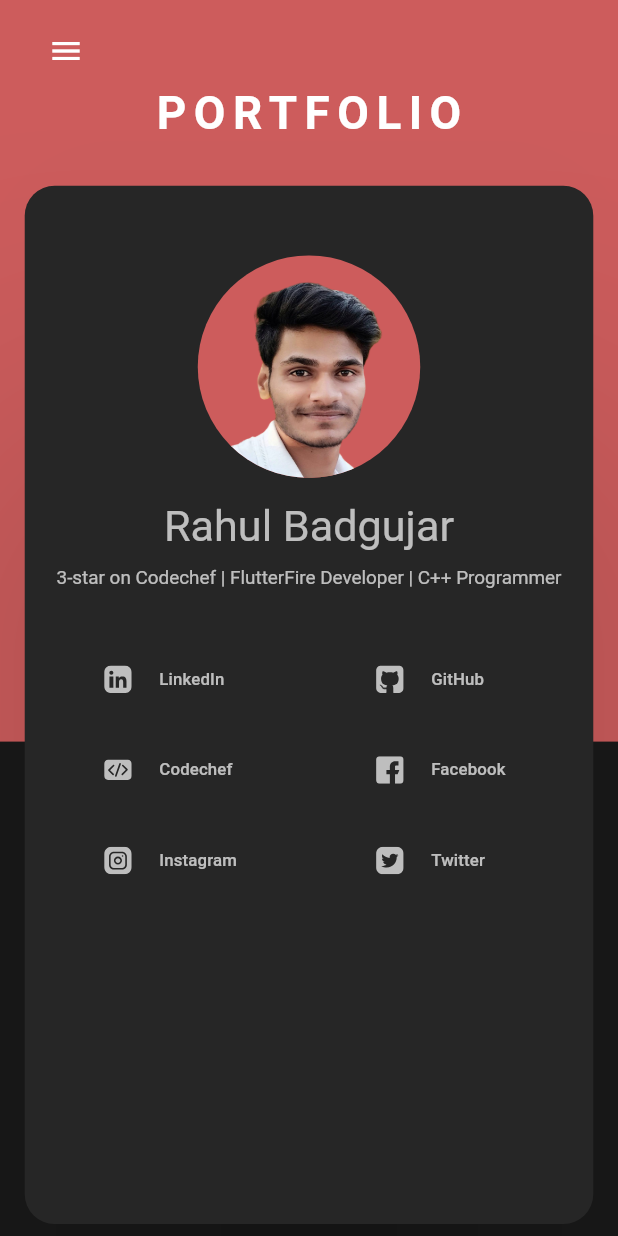
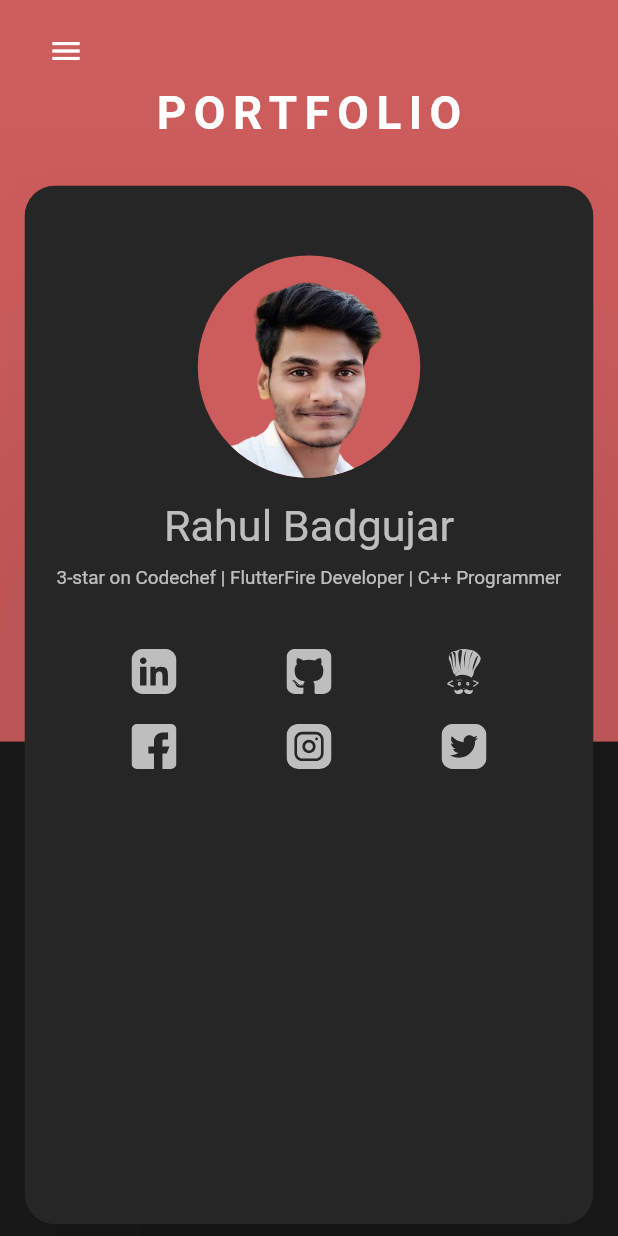
Before and after one commit to rahul-badgujar/my-portfolio, a Flutter app: the screen it shows after launch, on a phone screen of 412 x 824 dp. Run offline on Flutter 3.47's test engine with Material 2 defaults, Android fonts, the phone set to English and light mode, and no system bars; our stand-ins replace firebase_core, flutter_svg; missing offline and left inert: dart:js, pinch_zoom_image_updated; accounts and stored records are empty.

Commit message:
only icons for contacts

```diff
--- a/lib/data.dart
+++ b/lib/data.dart
@@ -17,7 +17,7 @@ final data = <String, dynamic>{
     {
       "domain": "Codechef",
       "url": "https://www.codechef.com/users/im_rb7_here",
-      "logo": "assets/icons/code_logo.svg",
+      "logo": "assets/icons/codechef_icon.svg",
     },
     {
       "domain": "Facebook",
--- a/lib/widgets/about_section.dart
+++ b/lib/widgets/about_section.dart
@@ -48,19 +48,27 @@ class _AboutSectionState extends State<AboutSection> {
                       : 0.9,
               style: Theme.of(context).textTheme.bodyText2,
             ),
-            SizedBox(height: 30),
+            SizedBox(height: 40),
             ConstrainedBox(
               constraints: BoxConstraints(
-                maxWidth: 800,
+                maxWidth:
+                    DeviceDetails(context).deviceType == DeviceType.Desktop
+                        ? 500
+                        : 300,
                 maxHeight: 400,
               ),
               child: GridView.builder(
                 gridDelegate: SliverGridDelegateWithFixedCrossAxisCount(
-                  crossAxisCount:
+                  crossAxisCount: 3,
+                  crossAxisSpacing: 10,
+                  mainAxisSpacing:
                       DeviceDetails(context).deviceType == DeviceType.Desktop
-                          ? 3
-                          : 2,
-                  childAspectRatio: 3,
+                          ? 30
+                          : 20,
+                  mainAxisExtent:
+                      DeviceDetails(context).deviceType == DeviceType.Desktop
+                          ? 40
+                          : 30,
                 ),
                 itemBuilder: (context, index) {
                   return ContactItem(
--- a/lib/widgets/contact_item.dart
+++ b/lib/widgets/contact_item.dart
@@ -20,35 +20,11 @@ class ContactItem extends StatelessWidget {
   Widget build(BuildContext context) {
     return GestureDetector(
       onTap: () => js.context.callMethod("open", [url]),
-      child: Padding(
-        padding: const EdgeInsets.symmetric(
-          horizontal: 8,
-          vertical: 4,
-        ),
-        child: Row(
-          children: [
-            Spacer(flex: 2),
-            Expanded(
-              flex: 1,
-              child: SvgPicture.asset(
-                assetPath,
-                color: primaryTextColor,
-              ),
-            ),
-            Spacer(),
-            Expanded(
-              flex: 3,
-              child: Text(
-                title,
-                textScaleFactor:
-                    DeviceDetails(context).deviceType == DeviceType.Desktop
-                        ? 1
-                        : 0.8,
-                style: Theme.of(context).textTheme.subtitle2,
-              ),
-            ),
-            Spacer(flex: 2),
-          ],
+      child: Tooltip(
+        message: title,
+        child: SvgPicture.asset(
+          assetPath,
+          color: primaryTextColor,
         ),
       ),
     );
```
Also changed, not shown: assets/icons/codechef_icon.svg (added), 1 other file.
